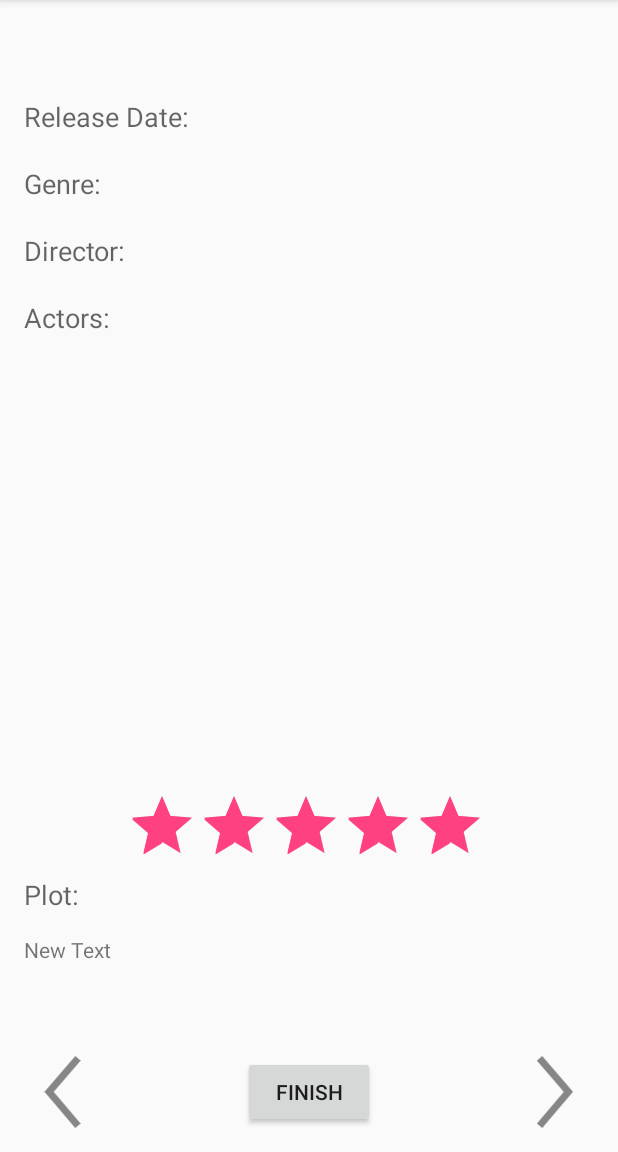
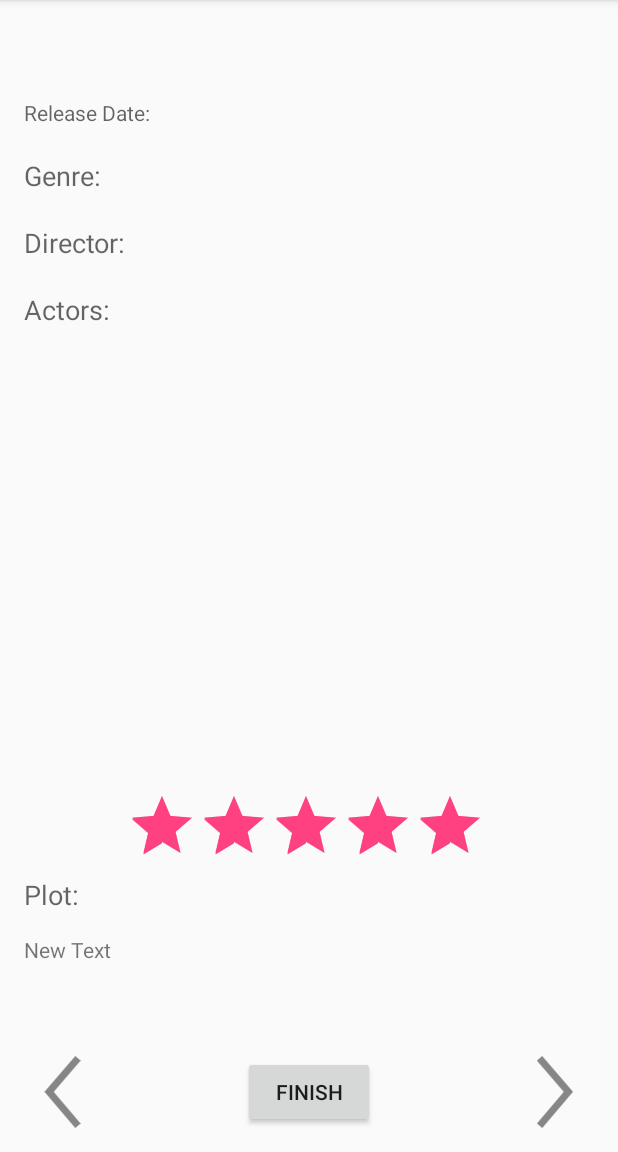
Before and after one commit to baocin/ITCS4180-MobileAppDev, an Android app: the MovieDetails screen opened directly, with no data from a screen before it, on a phone screen of 412 x 824 dp, the part 84-1236 px from its top. Run offline under Robolectric (Android 15) with nearby library versions, the light colour scheme and no system bars; 5 statements that could not run were skipped.

Commit message:
changed font size

```diff
--- a/Homework04/app/src/main/res/layout/activity_movie_details.xml
+++ b/Homework04/app/src/main/res/layout/activity_movie_details.xml
@@ -28,7 +28,8 @@
         android:layout_below="@+id/detailTitle"
         android:layout_alignParentLeft="true"
         android:layout_alignParentStart="true"
-        android:layout_marginTop="20dp" />
+        android:layout_marginTop="20dp"
+        android:textSize="14dp" />
 
     <TextView
         android:layout_width="120dp"
@@ -38,7 +39,8 @@
         android:layout_alignTop="@+id/textView"
         android:layout_toRightOf="@+id/textView"
         android:layout_toEndOf="@+id/textView"
-        android:id="@+id/detailReleaseDate" />
+        android:id="@+id/detailReleaseDate"
+        android:textSize="14dp" />
 
     <TextView
         android:layout_width="wrap_content"
@@ -59,7 +61,8 @@
         android:id="@+id/detailGenre"
         android:layout_alignTop="@+id/textView2"
         android:layout_toRightOf="@+id/textView2"
-        android:layout_toEndOf="@+id/textView2" />
+        android:layout_toEndOf="@+id/textView2"
+        android:textSize="14dp" />
 
     <TextView
         android:layout_width="wrap_content"
@@ -80,7 +83,8 @@
         android:id="@+id/detailDirector"
         android:layout_alignTop="@+id/textView3"
         android:layout_toRightOf="@+id/textView3"
-        android:layout_toEndOf="@+id/textView3" />
+        android:layout_toEndOf="@+id/textView3"
+        android:textSize="14dp" />
 
     <TextView
         android:layout_width="wrap_content"
@@ -101,7 +105,8 @@
         android:id="@+id/detailActors"
         android:layout_alignTop="@+id/textView4"
         android:layout_toRightOf="@+id/textView4"
-        android:layout_toEndOf="@+id/textView4" />
+        android:layout_toEndOf="@+id/textView4"
+        android:textSize="14dp" />
 
     <ImageView
         android:layout_width="120dp"
```
